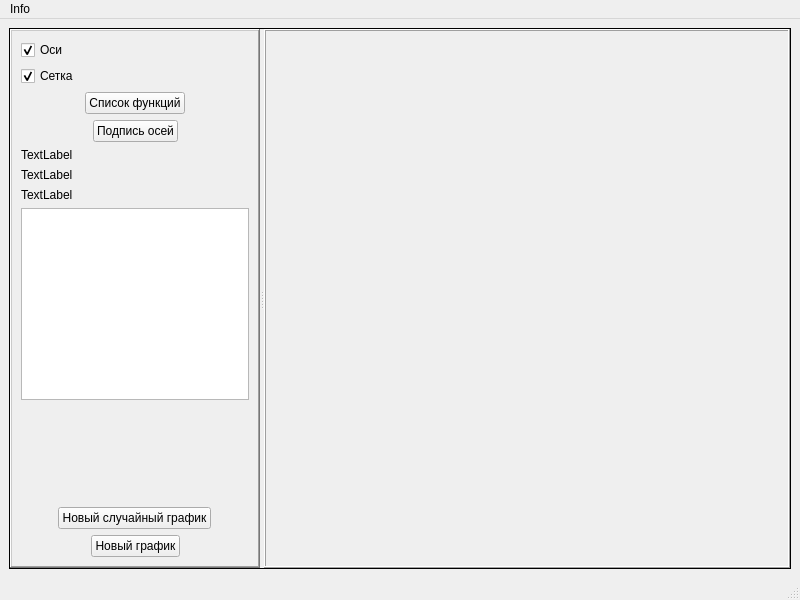
Above: mainwindow/mainwindow.ui from GirvitAlexander/Graph before the change. Below: the same form after it.
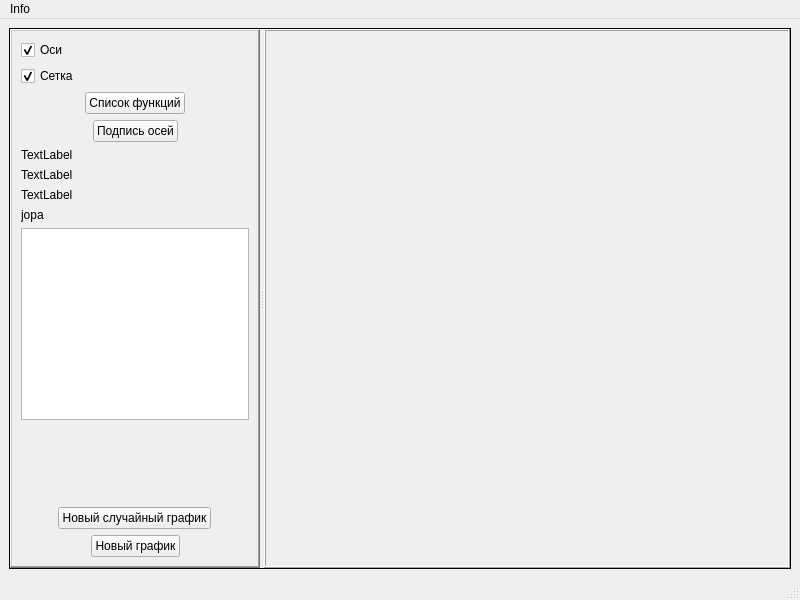
That is the form after the change. Custom widgets are drawn as their Qt base class.

Diff of the .ui file:
```diff
--- a/mainwindow/mainwindow.ui
+++ b/mainwindow/mainwindow.ui
@@ -185,6 +185,13 @@
           </property>
          </widget>
         </item>
+        <item>
+         <widget class="QLabel" name="debug">
+          <property name="text">
+           <string>jopa</string>
+          </property>
+         </widget>
+        </item>
         <item>
          <widget class="QTextBrowser" name="textBrowser"/>
         </item>
```
Left out of the diff: 2 changed lines with no effect on the pictures.
